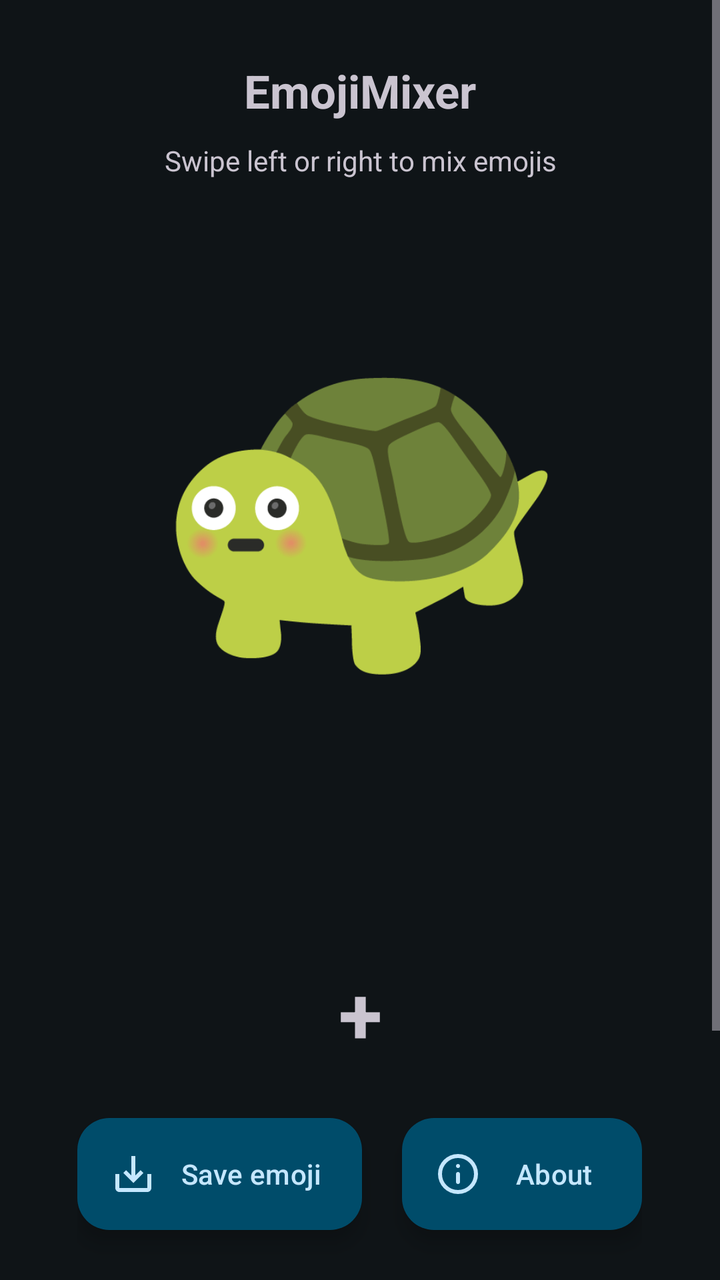
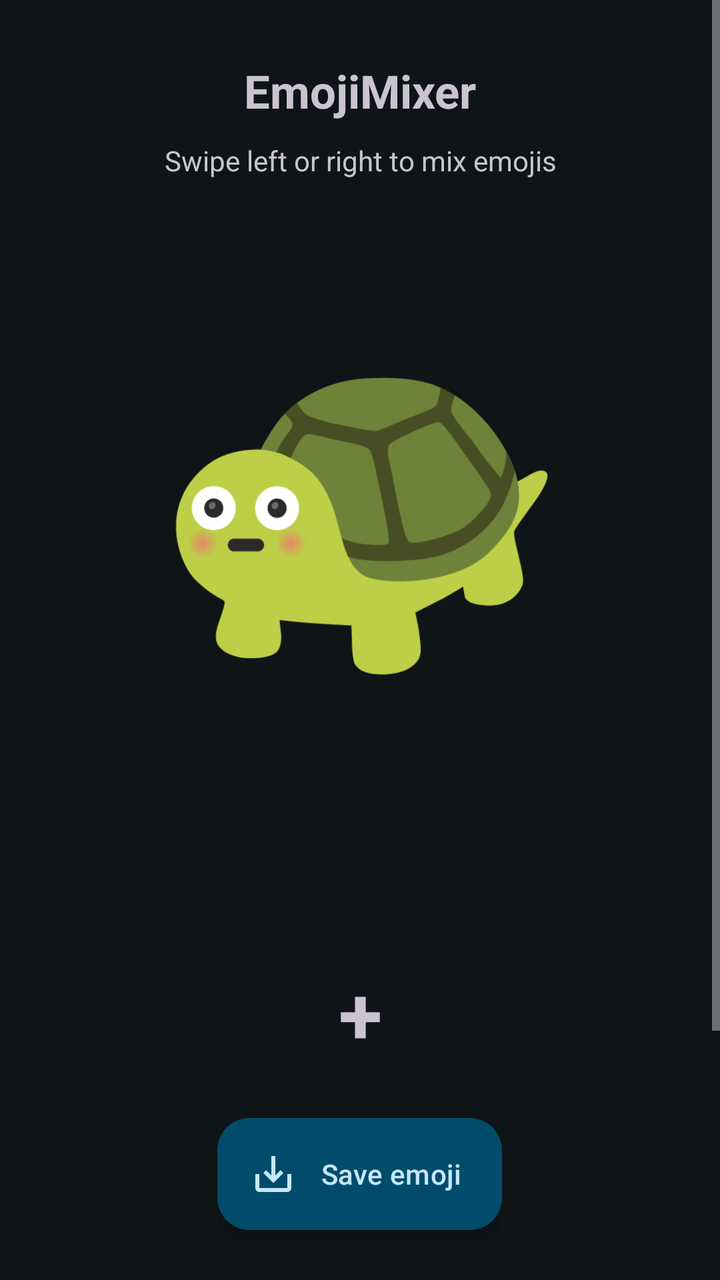

An Android layout rendered at two revisions. The XML below is the earlier revision; the diff shows what the commit changed to produce the second picture.
<!-- AndroidManifest.xml: application theme Theme.MyApplication -->
<!-- res/layout/activity_main.xml -->
<?xml version="1.0" encoding="utf-8"?>
<LinearLayout xmlns:android="http://schemas.android.com/apk/res/android"
    xmlns:app="http://schemas.android.com/apk/res-auto"
    xmlns:tools="http://schemas.android.com/tools"
    android:layout_width="match_parent"
    android:layout_height="match_parent"
    android:gravity="center_horizontal"
    android:weightSum="3"
    android:orientation="vertical">

    <ScrollView
        android:layout_width="match_parent"
        android:layout_weight="3"
        android:layout_height="0dp">
        <LinearLayout
            android:layout_width="match_parent"
            android:layout_height="wrap_content"
            android:layout_marginTop="20dp"
            android:gravity="center_horizontal"
            android:orientation="vertical">

            <TextView
                android:id="@+id/activityTitle"
                android:layout_width="match_parent"
                android:layout_height="wrap_content"
                android:layout_marginTop="10dp"
                android:gravity="center"
                android:text="@string/app_name"
                android:textSize="23sp"
                android:textStyle="bold" />

            <TextView
                android:id="@+id/activityDesc"
                android:layout_width="match_parent"
                android:layout_height="wrap_content"
                android:layout_marginTop="10dp"
                android:layout_marginBottom="60dp"
                android:gravity="center"
                android:text="@string/swipe_left_or_right_to_mix_emojis"
                android:textSize="14sp" />

            <LinearLayout
                android:layout_width="match_parent"
                android:layout_height="0dp"
                android:layout_weight="1"
                android:gravity="center_horizontal"
                android:orientation="vertical">

                <RelativeLayout
                    android:layout_width="200dp"
                    android:layout_height="200dp">

                    <com.google.android.material.progressindicator.CircularProgressIndicator
                        android:id="@+id/progressBar"
                        android:layout_width="60dp"
                        android:layout_height="60dp"
                        android:layout_centerInParent="true"
                        android:indeterminate="true"
                        app:indicatorColor="#F7C02B"
                        app:indicatorSize="60dp"
                        app:trackCornerRadius="10dp"
                        app:trackThickness="5dp" />

                    <ImageView
                        android:id="@+id/mixedEmoji"
                        android:layout_width="200dp"
                        android:layout_height="200dp"
                        android:layout_centerInParent="true"
                        android:src="@drawable/shocked" />
                </RelativeLayout>

                <LinearLayout
                    android:layout_width="match_parent"
                    android:layout_height="wrap_content"
                    android:layout_marginTop="30dp"
                    android:orientation="vertical">

                    <LinearLayout
                        android:layout_width="match_parent"
                        android:layout_height="100dp"
                        android:orientation="vertical">

                        <androidx.recyclerview.widget.RecyclerView
                            android:id="@+id/emojisSlider1"
                            android:layout_width="match_parent"
                            android:layout_height="match_parent"
                            android:fadingEdge="horizontal"
                            android:fadingEdgeLength="30dp" />
                    </LinearLayout>

                    <TextView
                        android:layout_width="match_parent"
                        android:layout_height="wrap_content"
                        android:layout_marginBottom="10dp"
                        android:gravity="center"
                        android:text="+"
                        android:textSize="40sp"
                        android:textStyle="bold"
                        tools:ignore="HardcodedText" />

                    <LinearLayout
                        android:layout_width="match_parent"
                        android:layout_height="wrap_content"
                        android:orientation="vertical">

                        <androidx.recyclerview.widget.RecyclerView
                            android:id="@+id/emojisSlider2"
                            android:layout_width="match_parent"
                            android:layout_height="match_parent"
                            android:fadingEdge="horizontal"
                            android:fadingEdgeLength="30dp" />

                    </LinearLayout>
                </LinearLayout>
            </LinearLayout>

        </LinearLayout>
    </ScrollView>
    <LinearLayout
        android:layout_width="wrap_content"
        android:gravity="center_horizontal"
        android:layout_height="wrap_content">
        <com.google.android.material.floatingactionbutton.ExtendedFloatingActionButton
            android:id="@+id/saveEmoji"
            android:layout_width="wrap_content"
            android:layout_height="wrap_content"
            android:layout_marginTop="30dp"
            android:layout_marginBottom="25dp"
            android:text="@string/save_emoji"
            android:textAllCaps="false"
            android:textSize="14sp"
            app:icon="@drawable/ic_outline_save_alt_24" />

        <Space
            android:layout_width="20dp"
            android:layout_height="wrap_content"/>

        <com.google.android.material.floatingactionbutton.ExtendedFloatingActionButton
            android:id="@+id/export"
            android:layout_width="wrap_content"
            android:layout_height="wrap_content"
            android:layout_marginTop="30dp"
            android:layout_marginBottom="25dp"
            android:text="@string/stickers"
            android:textAllCaps="false"
            android:textSize="14sp"
            app:icon="@drawable/info_24" />
    </LinearLayout>
</LinearLayout>
<!-- resources referenced by this layout -->
<resources>
  <!-- drawable info_24 (drawable) -->
  <vector xmlns:android="http://schemas.android.com/apk/res/android"
      android:width="24dp"
      android:height="24dp"
      android:viewportWidth="960"
      android:viewportHeight="960"
      android:tint="?attr/colorControlNormal">
    <path
        android:fillColor="@android:color/white"
        android:pathData="M480,680Q497,680 508.5,668.5Q520,657 520,640L520,480Q520,463 508.5,451.5Q497,440 480,440Q463,440 451.5,451.5Q440,463 440,480L440,640Q440,657 451.5,668.5Q463,680 480,680ZM480,360Q497,360 508.5,348.5Q520,337 520,320Q520,303 508.5,291.5Q497,280 480,280Q463,280 451.5,291.5Q440,303 440,320Q440,337 451.5,348.5Q463,360 480,360ZM480,880Q397,880 324,848.5Q251,817 197,763Q143,709 111.5,636Q80,563 80,480Q80,397 111.5,324Q143,251 197,197Q251,143 324,111.5Q397,80 480,80Q563,80 636,111.5Q709,143 763,197Q817,251 848.5,324Q880,397 880,480Q880,563 848.5,636Q817,709 763,763Q709,817 636,848.5Q563,880 480,880ZM480,800Q614,800 707,707Q800,614 800,480Q800,346 707,253Q614,160 480,160Q346,160 253,253Q160,346 160,480Q160,614 253,707Q346,800 480,800ZM480,480Q480,480 480,480Q480,480 480,480Q480,480 480,480Q480,480 480,480Q480,480 480,480Q480,480 480,480Q480,480 480,480Q480,480 480,480Z"/>
  </vector>
  <string name="app_name" translatable="false">EmojiMixer</string>
  <string name="save_emoji">Save emoji</string>
  <string name="stickers">About</string>
  <color name="md_theme_primary">#90CEF4</color>
  <color name="md_theme_onPrimary">#00344A</color>
  <color name="md_theme_primaryContainer">#004C6A</color>
  <color name="md_theme_onPrimaryContainer">#C5E7FF</color>
  <color name="md_theme_secondary">#B6C9D8</color>
  <color name="md_theme_onSecondary">#20333E</color>
  <color name="md_theme_secondaryContainer">#374955</color>
  <color name="md_theme_onSecondaryContainer">#D1E5F4</color>
  <color name="md_theme_tertiary">#CBC1E9</color>
  <color name="md_theme_onTertiary">#322C4C</color>
  <color name="md_theme_tertiaryContainer">#494263</color>
  <color name="md_theme_onTertiaryContainer">#E7DEFF</color>
  <color name="md_theme_error">#FFB4AB</color>
  <color name="md_theme_onError">#690005</color>
  <color name="md_theme_errorContainer">#93000A</color>
  <color name="md_theme_onErrorContainer">#FFDAD6</color>
  <color name="md_theme_background">#0F1417</color>
  <color name="md_theme_onBackground">#DFE3E7</color>
  <color name="md_theme_surface">#0F1417</color>
  <color name="md_theme_onSurface">#DFE3E7</color>
  <color name="md_theme_surfaceVariant">#41484D</color>
  <color name="md_theme_onSurfaceVariant">#C1C7CD</color>
  <color name="md_theme_outline">#8B9297</color>
  <color name="md_theme_outlineVariant">#41484D</color>
  <color name="md_theme_inverseSurface">#DFE3E7</color>
  <color name="md_theme_inverseOnSurface">#2C3134</color>
  <color name="md_theme_inversePrimary">#1E6586</color>
  <color name="md_theme_primaryFixed">#C5E7FF</color>
  <color name="md_theme_onPrimaryFixed">#001E2D</color>
  <color name="md_theme_primaryFixedDim">#90CEF4</color>
  <color name="md_theme_onPrimaryFixedVariant">#004C6A</color>
  <color name="md_theme_secondaryFixed">#D1E5F4</color>
  <color name="md_theme_onSecondaryFixed">#0A1E28</color>
  <color name="md_theme_secondaryFixedDim">#B6C9D8</color>
  <color name="md_theme_onSecondaryFixedVariant">#374955</color>
  <color name="md_theme_tertiaryFixed">#E7DEFF</color>
  <color name="md_theme_onTertiaryFixed">#1D1735</color>
  <color name="md_theme_tertiaryFixedDim">#CBC1E9</color>
  <color name="md_theme_onTertiaryFixedVariant">#494263</color>
  <color name="md_theme_surfaceDim">#0F1417</color>
  <color name="md_theme_surfaceBright">#353A3D</color>
  <color name="md_theme_surfaceContainerLowest">#0A0F12</color>
  <color name="md_theme_surfaceContainerLow">#181C1F</color>
  <color name="md_theme_surfaceContainer">#1C2023</color>
  <color name="md_theme_surfaceContainerHigh">#262B2E</color>
  <color name="md_theme_surfaceContainerHighest">#313539</color>
  <!-- unchanged entries left out for length: 7 -->
</resources>

<!-- the commit's change to res/layout/activity_main.xml (unified diff, before → after) -->
@@ -131,19 +131,6 @@
             android:textSize="14sp"
             app:icon="@drawable/ic_outline_save_alt_24" />
 
-        <Space
-            android:layout_width="20dp"
-            android:layout_height="wrap_content"/>
-
-        <com.google.android.material.floatingactionbutton.ExtendedFloatingActionButton
-            android:id="@+id/export"
-            android:layout_width="wrap_content"
-            android:layout_height="wrap_content"
-            android:layout_marginTop="30dp"
-            android:layout_marginBottom="25dp"
-            android:text="@string/stickers"
-            android:textAllCaps="false"
-            android:textSize="14sp"
-            app:icon="@drawable/info_24" />
+     
     </LinearLayout>
 </LinearLayout>
<!-- resource entries referenced after the edit -->
@@ -1,19 +1,7 @@
 <!-- resources referenced by this layout -->
 <resources>
-  <!-- drawable info_24 (drawable) -->
-  <vector xmlns:android="http://schemas.android.com/apk/res/android"
-      android:width="24dp"
-      android:height="24dp"
-      android:viewportWidth="960"
-      android:viewportHeight="960"
-      android:tint="?attr/colorControlNormal">
-    <path
-        android:fillColor="@android:color/white"
-        android:pathData="M480,680Q497,680 508.5,668.5Q520,657 520,640L520,480Q520,463 508.5,451.5Q497,440 480,440Q463,440 451.5,451.5Q440,463 440,480L440,640Q440,657 451.5,668.5Q463,680 480,680ZM480,360Q497,360 508.5,348.5Q520,337 520,320Q520,303 508.5,291.5Q497,280 480,280Q463,280 451.5,291.5Q440,303 440,320Q440,337 451.5,348.5Q463,360 480,360ZM480,880Q397,880 324,848.5Q251,817 197,763Q143,709 111.5,636Q80,563 80,480Q80,397 111.5,324Q143,251 197,197Q251,143 324,111.5Q397,80 480,80Q563,80 636,111.5Q709,143 763,197Q817,251 848.5,324Q880,397 880,480Q880,563 848.5,636Q817,709 763,763Q709,817 636,848.5Q563,880 480,880ZM480,800Q614,800 707,707Q800,614 800,480Q800,346 707,253Q614,160 480,160Q346,160 253,253Q160,346 160,480Q160,614 253,707Q346,800 480,800ZM480,480Q480,480 480,480Q480,480 480,480Q480,480 480,480Q480,480 480,480Q480,480 480,480Q480,480 480,480Q480,480 480,480Q480,480 480,480Z"/>
-  </vector>
   <string name="app_name" translatable="false">EmojiMixer</string>
   <string name="save_emoji">Save emoji</string>
-  <string name="stickers">About</string>
   <color name="md_theme_primary">#90CEF4</color>
   <color name="md_theme_onPrimary">#00344A</color>
   <color name="md_theme_primaryContainer">#004C6A</color>
